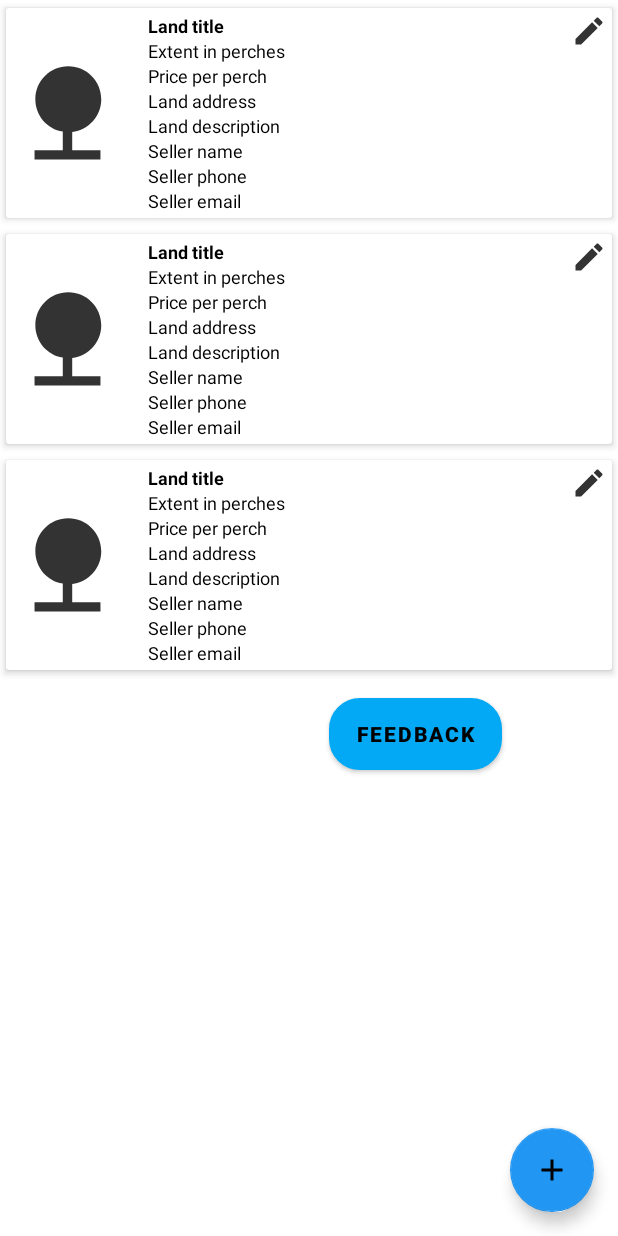
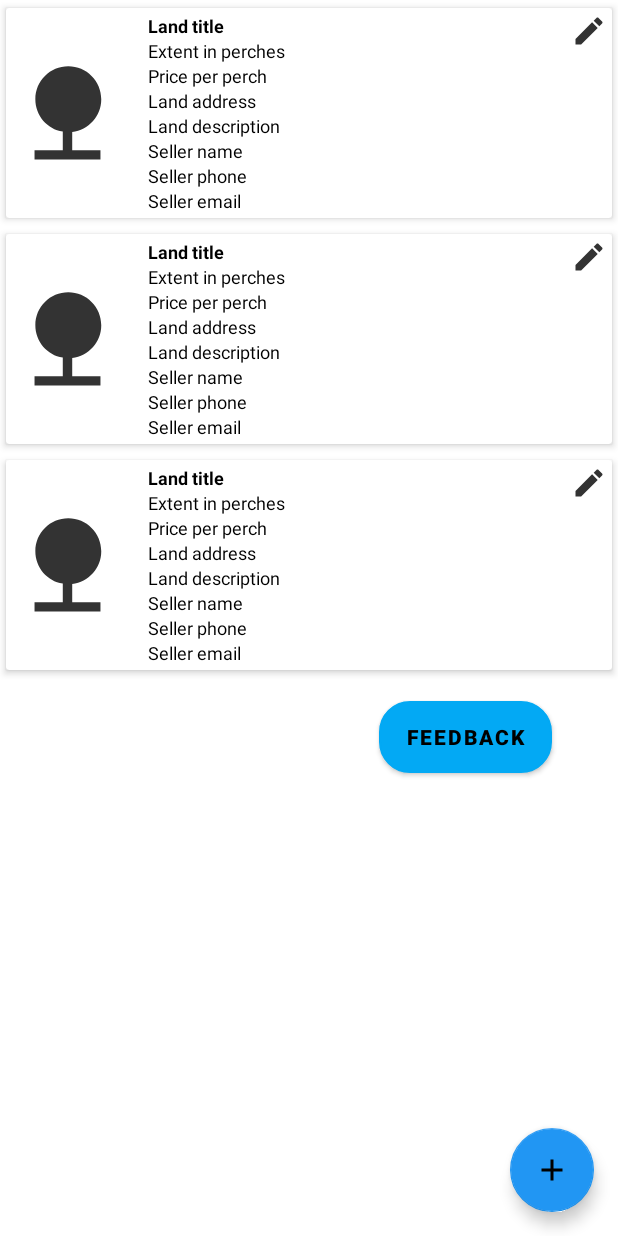
Before and after one commit to starshooter12345/LandSalesApp, an Android app: the layout activity_main.xml on its own in the app's theme, with its tools: preview values and no code run, on a phone screen of 412 x 824 dp. Run offline under Robolectric (Android 15) with nearby library versions, the phone set to English and light mode, and no system bars.

Commit message:
Small change in feedback button position

```diff
--- a/app/src/main/res/layout/activity_main.xml
+++ b/app/src/main/res/layout/activity_main.xml
@@ -35,8 +35,8 @@
         android:layout_height="wrap_content"
         android:layout_alignParentTop="true"
         android:layout_alignParentEnd="true"
-        android:layout_marginTop="465dp"
-        android:layout_marginEnd="77dp"
+        android:layout_marginTop="467dp"
+        android:layout_marginEnd="44dp"
         android:background="@drawable/background"
         android:text="@string/give_feed"
         android:textColor="@color/blackColor"
```
